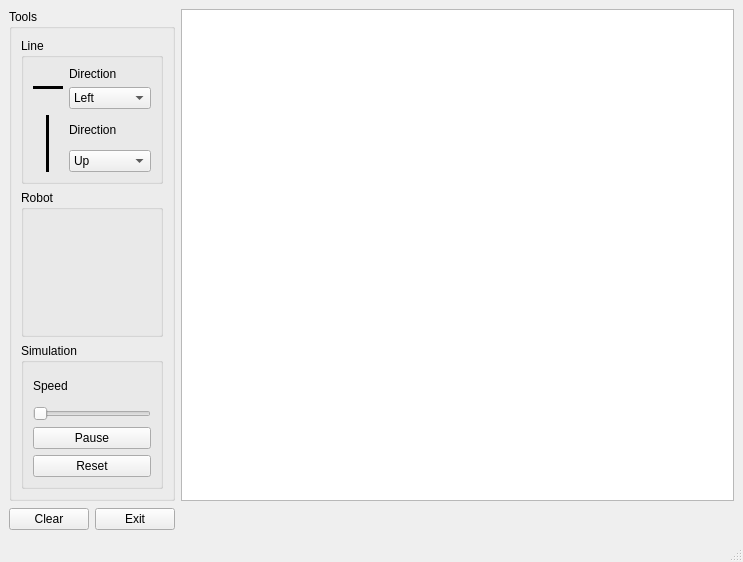
Above: line_robots/mainwindow.ui from maslaral/line_robots before the change. Below: the same form after it.
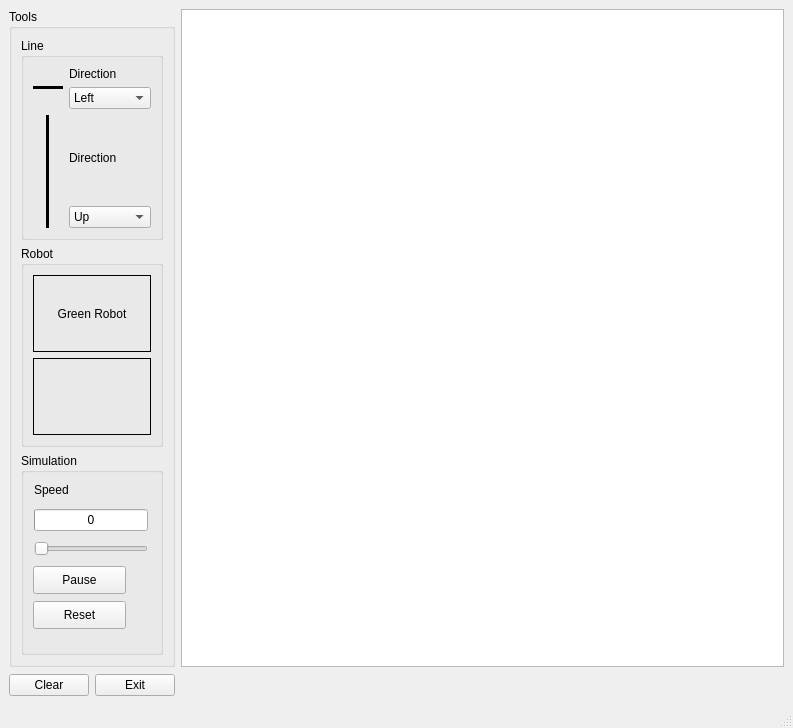
That is the form after the change. Custom widgets are drawn as their Qt base class.

```diff
--- a/line_robots/mainwindow.ui
+++ b/line_robots/mainwindow.ui
@@ -6,8 +6,8 @@
    <rect>
     <x>0</x>
     <y>0</y>
-    <width>743</width>
-    <height>562</height>
+    <width>793</width>
+    <height>728</height>
    </rect>
   </property>
   <property name="windowTitle">
@@ -17,16 +17,6 @@
    <layout class="QGridLayout" name="gridLayout_3">
     <item row="0" column="0">
      <layout class="QGridLayout" name="gridLayout_2">
-      <item row="1" column="1">
-       <widget class="QWidget" name="statusBar" native="true">
-        <property name="minimumSize">
-         <size>
-          <width>0</width>
-          <height>24</height>
-         </size>
-        </property>
-       </widget>
-      </item>
       <item row="0" column="1">
        <widget class="QGraphicsView" name="canvas"/>
       </item>
@@ -151,7 +141,36 @@
            </property>
            <layout class="QGridLayout" name="gridLayout_7">
             <item row="0" column="0">
-             <layout class="QGridLayout" name="gridLayout_6"/>
+             <widget class="robotBox1" name="robot1">
+              <property name="enabled">
+               <bool>true</bool>
+              </property>
+              <property name="mouseTracking">
+               <bool>true</bool>
+              </property>
+              <property name="frameShape">
+               <enum>QFrame::Box</enum>
+              </property>
+              <property name="text">
+               <string>Green Robot</string>
+              </property>
+              <property name="alignment">
+               <set>Qt::AlignCenter</set>
+              </property>
+             </widget>
+            </item>
+            <item row="1" column="0">
+             <widget class="QLabel" name="robot2">
+              <property name="mouseTracking">
+               <bool>false</bool>
+              </property>
+              <property name="frameShape">
+               <enum>QFrame::Box</enum>
+              </property>
+              <property name="text">
+               <string/>
+              </property>
+             </widget>
             </item>
            </layout>
           </widget>
@@ -161,15 +180,64 @@
            <property name="title">
             <string>Simulation</string>
            </property>
-           <layout class="QVBoxLayout" name="verticalLayout_15">
-            <item>
-             <layout class="QVBoxLayout" name="verticalLayout_14">
-              <item>
+           <widget class="QPushButton" name="pauseButton">
+            <property name="geometry">
+             <rect>
+              <x>12</x>
+              <y>113</y>
+              <width>93</width>
+              <height>28</height>
+             </rect>
+            </property>
+            <property name="text">
+             <string>Pause</string>
+            </property>
+           </widget>
+           <widget class="QPushButton" name="resetButton">
+            <property name="geometry">
+             <rect>
+              <x>12</x>
+              <y>148</y>
+              <width>93</width>
+              <height>28</height>
+             </rect>
+            </property>
+            <property name="text">
+             <string>Reset</string>
+            </property>
+           </widget>
                <widget class="QLabel" name="label_3">
+            <property name="geometry">
+             <rect>
+              <x>13</x>
+              <y>29</y>
+              <width>36</width>
+              <height>16</height>
+             </rect>
+            </property>
                 <property name="text">
                  <string>Speed</string>
                 </property>
                </widget>
+           <widget class="QWidget" name="layoutWidget">
+            <property name="geometry">
+             <rect>
+              <x>13</x>
+              <y>52</y>
+              <width>114</width>
+              <height>55</height>
+             </rect>
+            </property>
+            <layout class="QVBoxLayout" name="verticalLayout">
+             <item>
+              <widget class="QProgressBar" name="progressBar">
+               <property name="value">
+                <number>0</number>
+               </property>
+               <property name="format">
+                <string>%v</string>
+               </property>
+              </widget>
               </item>
               <item>
                <widget class="QSlider" name="speed">
@@ -185,25 +253,20 @@
                </widget>
               </item>
              </layout>
-            </item>
-            <item>
-             <widget class="QPushButton" name="pauseButton">
-              <property name="text">
-               <string>Pause</string>
-              </property>
-             </widget>
-            </item>
-            <item>
-             <widget class="QPushButton" name="resetButton">
-              <property name="text">
-               <string>Reset</string>
-              </property>
+           </widget>
              </widget>
             </item>
            </layout>
           </widget>
          </item>
-        </layout>
+      <item row="1" column="1">
+       <widget class="QWidget" name="statusBar" native="true">
+        <property name="minimumSize">
+         <size>
+          <width>0</width>
+          <height>24</height>
+         </size>
+        </property>
        </widget>
       </item>
       <item row="1" column="0">
@@ -233,13 +296,20 @@
     <rect>
      <x>0</x>
      <y>0</y>
-     <width>743</width>
-     <height>22</height>
+     <width>793</width>
+     <height>26</height>
     </rect>
    </property>
   </widget>
   <widget class="QStatusBar" name="statusbar"/>
  </widget>
+ <customwidgets>
+  <customwidget>
+   <class>robotBox1</class>
+   <extends>QLabel</extends>
+   <header location="global">robotbox1.h</header>
+  </customwidget>
+ </customwidgets>
  <resources/>
  <connections>
   <connection>
```
Left out of the diff: 20 changed lines with no effect on the pictures. Lines whose indentation alone changed are shown as unchanged.
